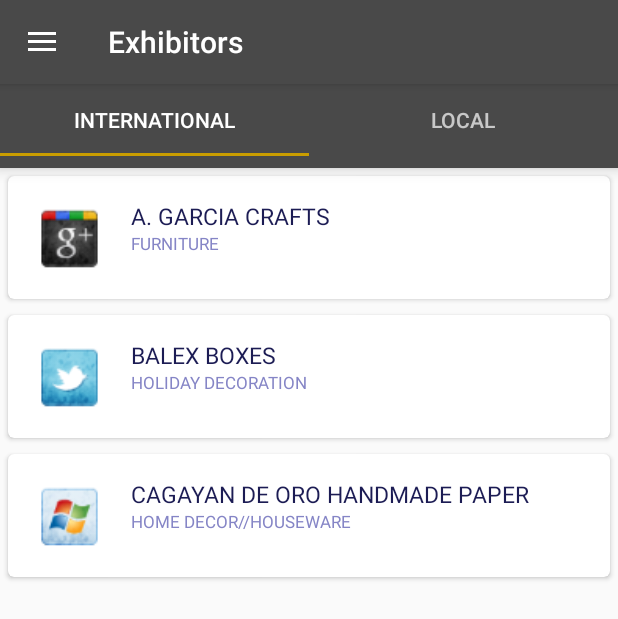
After one commit to lemarcudal/MFMIS, an Android app: the fragment ExhibitorFragment placed in its activity, on a phone screen of 412 x 824 dp. The commit adds this screen. Shown: the top 619 px of the screen. Run offline under Robolectric (Android 15) with nearby library versions, the phone set to English and light mode, and no system bars.

Commit message:
Added Exhibitors for first testing with up navigation

```diff
--- /dev/null
+++ b/ManilaFame/app/src/main/java/com/example/smdojt/manilafame/Exhibitor/ExhibitorFragment.java
@@ -0,0 +1,75 @@
+package com.example.smdojt.manilafame.Exhibitor;
+
+
+import android.os.Bundle;
+import android.support.design.widget.TabLayout;
+import android.support.v4.app.Fragment;
+import android.support.v4.view.ViewPager;
+import android.view.LayoutInflater;
+import android.view.Menu;
+import android.view.MenuInflater;
+import android.view.MenuItem;
+import android.view.View;
+import android.view.ViewGroup;
+
+import com.example.smdojt.manilafame.R;
+
+/**
+ * A simple {@link Fragment} subclass.
+ */
+public class ExhibitorFragment extends Fragment {
+
+
+    public ExhibitorFragment() {
+        // Required empty public constructor
+    }
+
+
+    @Override
+    public View onCreateView(LayoutInflater inflater, ViewGroup container,
+                             Bundle savedInstanceState) {
+        // Inflate the layout for this fragment
+        getActivity().setTitle("Exhibitors");
+        View v = inflater.inflate(R.layout.fragment_exhibitor, container, false);
+
+        TabLayout tabLayout = (TabLayout) v.findViewById(R.id.tab_layout);
+        tabLayout.addTab(tabLayout.newTab().setText("International"));
+        tabLayout.addTab(tabLayout.newTab().setText("Local"));
+        tabLayout.setTabGravity(TabLayout.GRAVITY_FILL);
+
+        final ViewPager viewPager = (ViewPager) v.findViewById(R.id.pager);
+        final PagerAdapter_Exhibitors adapter = new PagerAdapter_Exhibitors
+                (getFragmentManager(), tabLayout.getTabCount());
+        viewPager.setAdapter(adapter);
+        viewPager.addOnPageChangeListener(new TabLayout.TabLayoutOnPageChangeListener(tabLayout));
+        tabLayout.setOnTabSelectedListener(new TabLayout.OnTabSelectedListener() {
+            @Override
+            public void onTabSelected(TabLayout.Tab tab) {
+                viewPager.setCurrentItem(tab.getPosition());
+            }
+
+            @Override
+            public void onTabUnselected(TabLayout.Tab tab) {
+
+            }
+
+            @Override
+            public void onTabReselected(TabLayout.Tab tab) {
+
+            }
+        });
+        return v;
+    }
+    public boolean onCreateOptionsMenu(Menu menu) {
+        MenuInflater inflater = getActivity().getMenuInflater();
+        inflater.inflate(R.menu.menu_main, menu);
+        return true;
+    }
+    public boolean onOptionsItemSelected(MenuItem item) {
+        int id = item.getItemId();
+        if (id == R.id.action_settings) {
+            return true;
+        }
+        return super.onOptionsItemSelected(item);
+    }
+}
--- /dev/null
+++ b/ManilaFame/app/src/main/java/com/example/smdojt/manilafame/Exhibitor/Exhibitors_Int.java
@@ -0,0 +1,16 @@
+package com.example.smdojt.manilafame.Exhibitor;
+
+/**
+ * Created by smdojt on 2/21/2017.
+ */
+class Exhibitors_Int {
+    String name;
+    String cathegory;
+    int photoId;
+
+    Exhibitors_Int(String name, String cathegory, int photoId) {
+        this.name = name;
+        this.cathegory = cathegory;
+        this.photoId = photoId;
+    }
+}
--- /dev/null
+++ b/ManilaFame/app/src/main/java/com/example/smdojt/manilafame/Exhibitor/PagerAdapter_Exhibitors.java
@@ -0,0 +1,40 @@
+package com.example.smdojt.manilafame.Exhibitor;
+
+import android.support.v4.app.Fragment;
+import android.support.v4.app.FragmentManager;
+import android.support.v4.app.FragmentStatePagerAdapter;
+
+/**
+ * Created by smdojt on 2/21/2017.
+ */
+
+public class PagerAdapter_Exhibitors extends FragmentStatePagerAdapter{
+    int mNumOfTabs;
+    public PagerAdapter_Exhibitors(FragmentManager fm, int NumOfTabs)
+    {
+        super(fm);
+        this.mNumOfTabs = NumOfTabs;
+    }
+    @Override
+    public Fragment getItem(int position)
+    {
+        switch (position)
+        {
+            case 0:
+                TabInternationalFragment tab1 = new TabInternationalFragment();
+                return tab1;
+            case 1:
+                TabLocalFragment tab2 = new TabLocalFragment();
+                return tab2;
+            default:
+                return null;
+        }
+
+    }
+    //-----------------------------------
+    @Override
+    public int getCount()
+    {
+        return mNumOfTabs;
+    }
+}
--- /dev/null
+++ b/ManilaFame/app/src/main/java/com/example/smdojt/manilafame/Exhibitor/TabInt_RV_Adapter.java
@@ -0,0 +1,105 @@
+package com.example.smdojt.manilafame.Exhibitor;
+
+import android.content.Context;
+import android.content.Intent;
+import android.support.v7.app.AppCompatActivity;
+import android.support.v7.widget.CardView;
+import android.support.v7.widget.RecyclerView;
+import android.view.LayoutInflater;
+import android.view.View;
+import android.view.ViewGroup;
+import android.widget.ImageView;
+import android.widget.TextView;
+import android.widget.Toast;
+
+import com.example.smdojt.manilafame.R;
+
+import java.util.List;
+
+/**
+ * Created by smdojt on 2/21/2017.
+ */
+
+public class TabInt_RV_Adapter extends RecyclerView.Adapter<TabInt_RV_Adapter.ItemViewHolder> {
+
+    public static class ItemViewHolder extends RecyclerView.ViewHolder
+    {
+        static CardView cv;
+        TextView itemName;
+        TextView itemCathegory;
+        ImageView itemPhoto;
+
+        public ItemViewHolder(View itemView)
+        {
+            super(itemView);
+            cv = (CardView) itemView.findViewById(R.id.cv);
+            itemName = (TextView) itemView.findViewById(R.id.item_name);
+            itemCathegory = (TextView) itemView.findViewById(R.id.item_cathegory);
+            itemPhoto = (ImageView) itemView.findViewById(R.id.item_photo);
+        }
+    }
+    List<Exhibitors_Int> items;
+    Context context;
+    TabInt_RV_Adapter(List<Exhibitors_Int> items, Context context)
+    {
+        this.context = context;
+        this.items = items;
+    }
+
+    @Override
+    public void onAttachedToRecyclerView(RecyclerView recyclerView)
+    {
+        super.onAttachedToRecyclerView(recyclerView);
+    }
+
+    @Override
+    public ItemViewHolder onCreateViewHolder(ViewGroup viewGroup, int i) {
+        View v = LayoutInflater.from(viewGroup.getContext()).inflate(R.layout.fragment_exhibitor_tabint_item, viewGroup, false);
+        ItemViewHolder ivh = new ItemViewHolder(v);
+        return ivh;
+    }
+
+    @Override
+    public void onBindViewHolder(ItemViewHolder itemViewHolder, final int i) {
+        itemViewHolder.cv.setOnClickListener(null);
+        itemViewHolder.itemName.setText(items.get(i).name);
+        itemViewHolder.itemCathegory.setText(items.get(i).cathegory);
+        itemViewHolder.itemPhoto.setImageResource(items.get(i).photoId);
+
+        ItemViewHolder.cv.setOnClickListener(new View.OnClickListener()
+        {
+            @Override
+            public void onClick(View v)
+            {
+                if (i == 0)
+                {
+                    Toast.makeText(context, "Index position is 0", Toast.LENGTH_SHORT).show();
+                    //Intent intent = new Intent (context, sample1.class);
+                    //context.startActivity(intent);
+
+//                    Using this code specifically for activity will make backstack automatically generated:
+//                    meaning, the cardviews w/ recyclerviewer in the tab before will remain intack.
+                }
+                else if  (i == 1)
+                {
+                    Toast.makeText(context, "Index position is 1", Toast.LENGTH_SHORT).show();
+                    //AppCompatActivity activity = (AppCompatActivity) v.getContext();
+                    //GalleryFragment gf = new GalleryFragment();
+                    //activity.getSupportFragmentManager().beginTransaction().replace(R.id.fragment_container, gf).addToBackStack(null).commit();
+
+//                    Using this code specifically for fragment will make backstack ignored:
+//                    meaning, all the cardviews in the list before will disappeare ** Known Bug 2-16-17
+                }
+
+            }
+        });
+    }
+
+    @Override
+    public int getItemCount()
+    {
+        return items.size();
+    }
+
+
+}
--- /dev/null
+++ b/ManilaFame/app/src/main/java/com/example/smdojt/manilafame/Exhibitor/TabInternationalFragment.java
@@ -0,0 +1,65 @@
+package com.example.smdojt.manilafame.Exhibitor;
+
+
+import android.os.Bundle;
+import android.support.v4.app.Fragment;
+import android.support.v7.widget.LinearLayoutCompat;
+import android.support.v7.widget.LinearLayoutManager;
+import android.support.v7.widget.RecyclerView;
+import android.view.LayoutInflater;
+import android.view.View;
+import android.view.ViewGroup;
+
+import com.example.smdojt.manilafame.R;
+
+import java.util.ArrayList;
+import java.util.List;
+
+/**
+ * A simple {@link Fragment} subclass.
+ */
+public class TabInternationalFragment extends Fragment {
+
+    private List<Exhibitors_Int> items;
+    private RecyclerView rv;
+
+    public TabInternationalFragment() {
+        // Required empty public constructor
+    }
+
+    @Override
+    public View onCreateView(LayoutInflater inflater, ViewGroup container,
+                             Bundle savedInstanceState) {
+        // Inflate the layout for this fragment
+        View v = inflater.inflate(R.layout.fragment_tab_international, container, false);
+
+        rv = (RecyclerView) v.findViewById(R.id.rv);
+        LinearLayoutManager llm = new LinearLayoutManager(getActivity());
+        rv.setLayoutManager(llm);
+        rv.setHasFixedSize(true);
+        initializeData();
+        initializeAdapter();
+        return v;
+    }
+
+    private void initializeData()
+    {
+        items = new ArrayList<>();
+        items.add(new Exhibitors_Int("A. GARCIA CRAFTS", "FURNITURE", R.drawable.image1));
+        items.add(new Exhibitors_Int("BALEX BOXES", "HOLIDAY DECORATION", R.drawable.image2));
+        items.add(new Exhibitors_Int("CAGAYAN DE ORO HANDMADE PAPER", "HOME DECOR//HOUSEWARE", R.drawable.image3));
+    }
+
+    private void initializeAdapter()
+    {
+        TabInt_RV_Adapter adapter = new TabInt_RV_Adapter(items, getContext());
+        rv.setAdapter(adapter);
+    }
+
+    @Override
+    public void onResume() {
+        initializeData();
+        initializeAdapter();
+        super.onResume();
+    }
+}
--- /dev/null
+++ b/ManilaFame/app/src/main/java/com/example/smdojt/manilafame/Exhibitor/TabLocalFragment.java
@@ -0,0 +1,30 @@
+package com.example.smdojt.manilafame.Exhibitor;
+
+
+import android.os.Bundle;
+import android.support.v4.app.Fragment;
+import android.view.LayoutInflater;
+import android.view.View;
+import android.view.ViewGroup;
+
+import com.example.smdojt.manilafame.R;
+
+/**
+ * A simple {@link Fragment} subclass.
+ */
+public class TabLocalFragment extends Fragment {
+
+
+    public TabLocalFragment() {
+        // Required empty public constructor
+    }
+
+
+    @Override
+    public View onCreateView(LayoutInflater inflater, ViewGroup container,
+                             Bundle savedInstanceState) {
+        // Inflate the layout for this fragment
+        return inflater.inflate(R.layout.fragment_tab_local, container, false);
+    }
+
+}
--- /dev/null
+++ b/ManilaFame/app/src/main/res/layout/fragment_exhibitor.xml
@@ -0,0 +1,37 @@
+<RelativeLayout
+    android:id="@+id/main_layout"
+    xmlns:android="http://schemas.android.com/apk/res/android"
+    xmlns:tools="http://schemas.android.com/tools"
+    xmlns:app="http://schemas.android.com/apk/res-auto"
+    android:layout_width="match_parent"
+    android:layout_height="match_parent"
+    tools:context="com.example.smdojt.manilafame.Exhibitor.ExhibitorFragment">
+
+    <android.support.v7.widget.Toolbar
+        android:id="@+id/toolbar"
+        android:layout_width="match_parent"
+        android:layout_height="wrap_content"
+        android:layout_alignParentTop="true"
+        android:background="?attr/colorPrimary"
+        android:elevation="6dp"
+        android:minHeight="?attr/actionBarSize"
+        android:theme="@style/ThemeOverlay.AppCompat.Dark.ActionBar"
+        app:popupTheme="@style/ThemeOverlay.AppCompat.Light"/>
+
+    <android.support.design.widget.TabLayout
+        android:id="@+id/tab_layout"
+        android:layout_width="match_parent"
+        android:layout_height="wrap_content"
+        android:layout_below="@+id/toolbar"
+        android:background="?attr/colorPrimary"
+        android:elevation="6dp"
+        android:minHeight="?attr/actionBarSize"
+        android:theme="@style/ThemeOverlay.AppCompat.Dark.ActionBar"/>
+
+    <android.support.v4.view.ViewPager
+        android:id="@+id/pager"
+        android:layout_width="match_parent"
+        android:layout_height="fill_parent"
+        android:layout_below="@id/tab_layout"/>
+
+</RelativeLayout>
--- /dev/null
+++ b/ManilaFame/app/src/main/res/layout/fragment_exhibitor_tabint_item.xml
@@ -0,0 +1,52 @@
+<?xml version="1.0" encoding="utf-8"?>
+<android.support.v7.widget.CardView
+    xmlns:android="http://schemas.android.com/apk/res/android"
+    xmlns:card_view="http://schemas.android.com/apk/res-auto"
+    android:layout_height="wrap_content"
+    android:layout_width="match_parent"
+    android:layout_margin="5dp"
+    card_view:cardCornerRadius="4dp"
+    android:layout_gravity="center"
+    android:id="@+id/cv"
+    android:clickable="true"
+    android:foreground="@drawable/custom_bg"
+    >
+
+    <RelativeLayout
+        android:layout_width="match_parent"
+        android:layout_height="match_parent"
+        android:padding="16dp"
+        >
+
+        <ImageView
+            android:layout_width="50dp"
+            android:layout_height="50dp"
+            android:id="@+id/item_photo"
+            android:layout_alignParentLeft="true"
+            android:layout_alignParentTop="true"
+            android:layout_marginRight="16dp"
+            />
+
+        <TextView
+            android:layout_width="wrap_content"
+            android:layout_height="wrap_content"
+            android:id="@+id/item_name"
+            android:layout_toRightOf="@+id/item_photo"
+            android:layout_alignParentTop="true"
+            android:textSize="15sp"
+            android:textColor="#1c1c54"
+            />
+
+        <TextView
+            android:layout_width="wrap_content"
+            android:layout_height="wrap_content"
+            android:id="@+id/item_cathegory"
+            android:layout_toRightOf="@+id/item_photo"
+            android:layout_below="@+id/item_name"
+            android:textSize="11sp"
+            android:textColor="#8585c6"
+            />
+
+    </RelativeLayout>
+
+</android.support.v7.widget.CardView>
--- /dev/null
+++ b/ManilaFame/app/src/main/res/layout/fragment_tab_international.xml
@@ -0,0 +1,13 @@
+<?xml version="1.0" encoding="utf-8"?>
+<LinearLayout xmlns:android="http://schemas.android.com/apk/res/android"
+    android:layout_width="match_parent"
+    android:layout_height="match_parent">
+
+    <android.support.v7.widget.RecyclerView
+        android:layout_height="match_parent"
+        android:layout_width="match_parent"
+        android:id="@+id/rv">
+
+    </android.support.v7.widget.RecyclerView>
+
+</LinearLayout>
--- /dev/null
+++ b/ManilaFame/app/src/main/res/menu/menu_main.xml
@@ -0,0 +1,4 @@
+<?xml version="1.0" encoding="utf-8"?>
+<menu xmlns:android="http://schemas.android.com/apk/res/android">
+
+</menu>
```
Also changed, not shown: ManilaFame/app/src/main/java/com/example/smdojt/manilafame/Exhibitor/TabInt_CV_Activity.java (added, +34 -0 lines), ManilaFame/app/src/main/java/com/example/smdojt/manilafame/MainActivity.java (+45 -17 lines), ManilaFame/app/src/main/res/layout/fragment_exhibitor_tabint_cv_activity.xml (added, +50 -0 lines), ManilaFame/app/src/main/res/layout/fragment_tab_local.xml (added, +13 -0 lines).
